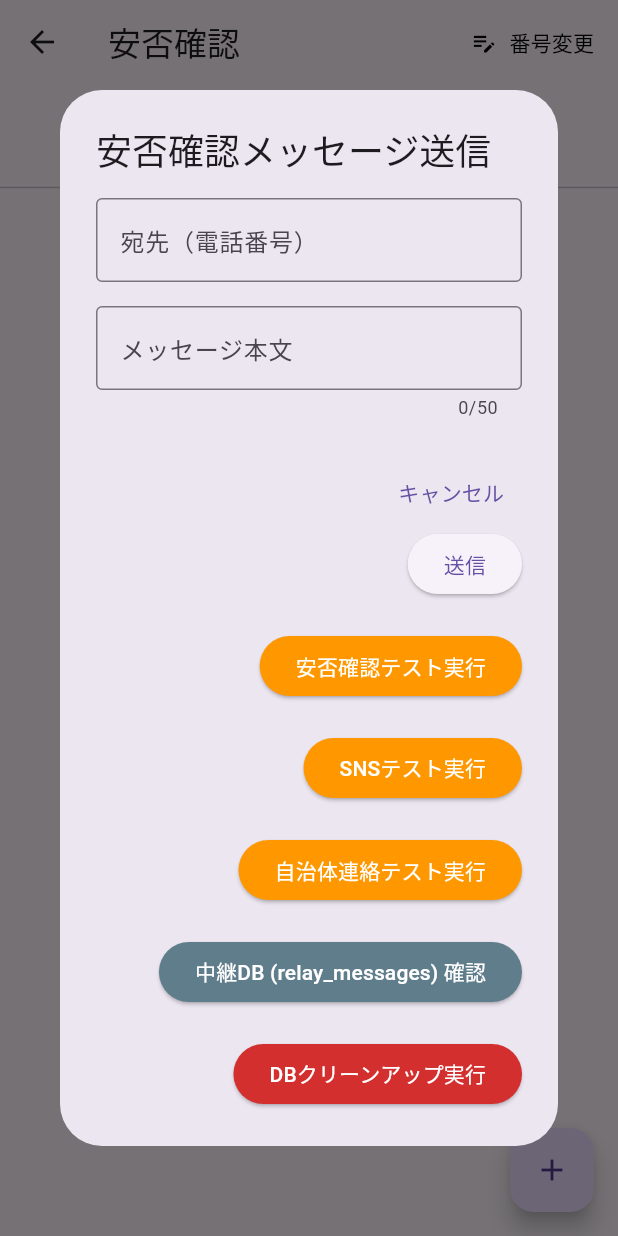
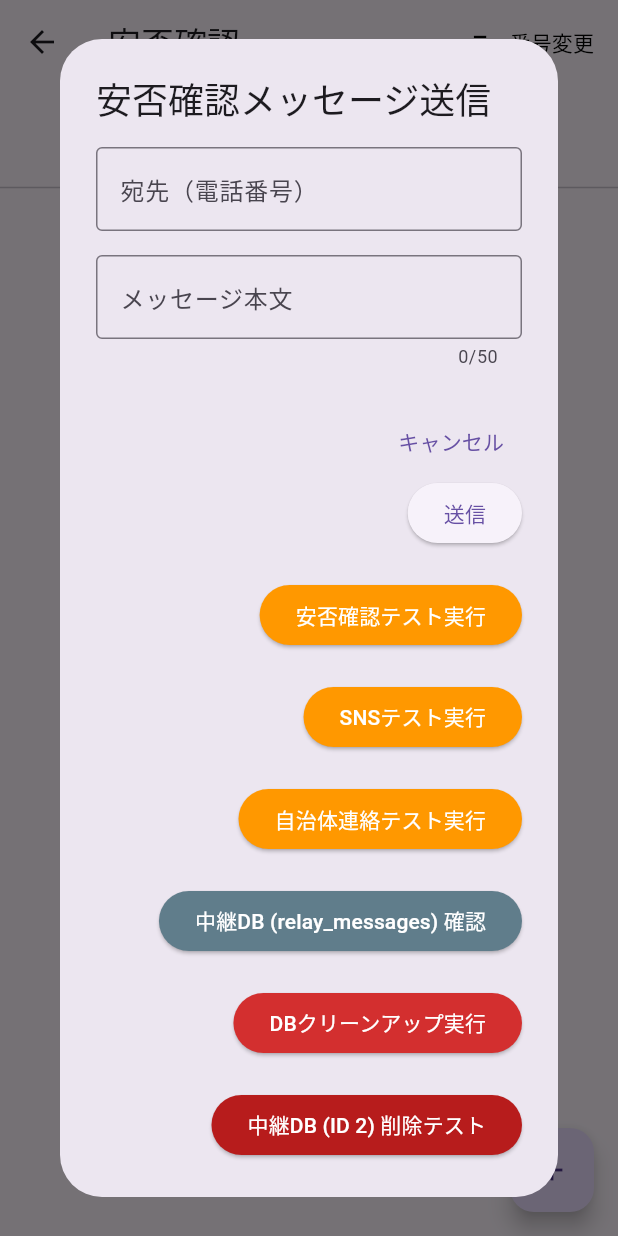
Before and after one commit to K-Kensei10/MeshTalk, a Flutter app: the SafetyCheckPage screen opened directly, after a tap on the "add" icon, on a phone screen of 412 x 824 dp. Run offline on Flutter 3.47's test engine with Material 3 defaults, Android fonts, the phone set to English and light mode, and no system bars; our stand-ins replace badges, permission_handler, shared_preferences, sqflite; accounts and stored records are empty; Roboto replaces fonts that are missing (Noto Sans JP).

Commit message:
[add]中継DB整理用関数

```diff
--- a/lib/databasehelper.dart
+++ b/lib/databasehelper.dart
@@ -218,4 +218,24 @@ class DatabaseHelper {
       print('[DB;安否確認or自治体連絡] エラー: $e');
     }
   }
+  Future<void> deleterelayMessage(int id) async { //中継メッセージ削除
+    try {
+      final db = await instance.database;
+
+      final count = await db.delete(
+        'relay_messages',
+        where: 'id = ?',   // IDで指定
+        whereArgs: [id],
+      );
+
+      if (count > 0) {
+        print('✅ [DB 中継削除] ID $id の中継メッセージを削除しました。');
+      } else {
+        print('⚠️ [DB 中継削除] ID $id が見つかりませんでした。削除なし。');
+      }
+
+    } catch (e) {
+      print('❌ [DB 中継削除] ID $id の削除中にエラー: $e');
+    }
+  }
 }
--- a/lib/safety_check_message.dart
+++ b/lib/safety_check_message.dart
@@ -232,6 +232,37 @@ class _SafetyCheckPageState extends State<SafetyCheckPage> {
               print("⏹ DBクリーンアップが完了しました。");
             },
           ),
+            const SizedBox(height: 20),
+            ElevatedButton(
+              style: ElevatedButton.styleFrom(
+                backgroundColor: Colors.red[900],
+              ),
+              child: const Text(
+                '中継DB (ID 2) 削除テスト',
+                style: TextStyle(color: Colors.white),
+              ),
+              onPressed: () async {
+                final scaffoldMessenger = ScaffoldMessenger.of(context);
+
+                try {
+                  // 1. ID 2 を指定して削除関数を呼び出す
+                  await DatabaseHelper.instance.deleterelayMessage(2);
+
+                  print("--- 📨 ID 2 の削除処理が完了 ---");
+
+                  // 2. 完了を通知
+                  scaffoldMessenger.showSnackBar(
+                    const SnackBar(content: Text("ID 2 の中継メッセージ削除を実行しました"))
+                  );
+
+                } catch (e) {
+                  print('中継DB(ID 2)削除テスト中にエラー: $e');
+                  scaffoldMessenger.showSnackBar(
+                    SnackBar(content: Text("エラー: $e"))
+                  );
+                }
+              },
+            ),
           ],
         );
       },
```
Also changed, not shown: pubspec.lock.
